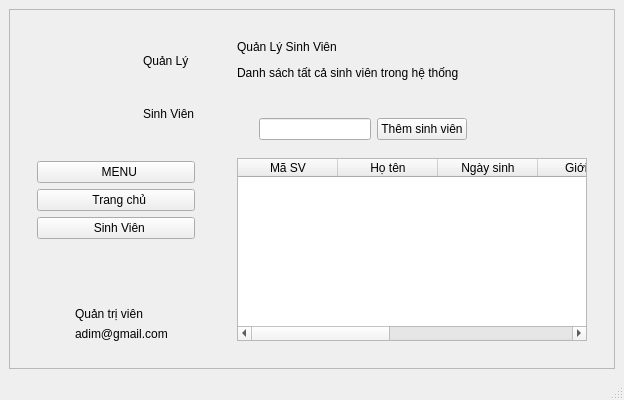
Above: Student_management.ui from akazajok/Quan-li-sinh-vien before the change. Below: the same form after it.
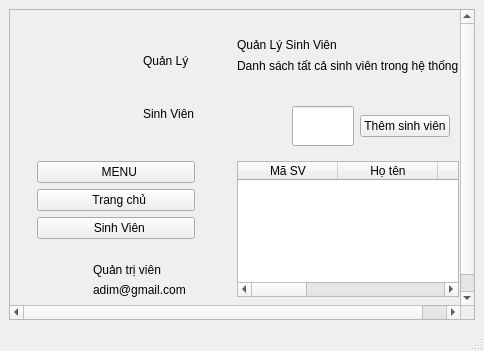
That is the form after the change. The open tabs and pages were chosen to show the change. Icons and pictures are not drawn.

Commit message: Chỉnh sửa icon

```diff
--- a/Student_management.ui
+++ b/Student_management.ui
@@ -6,8 +6,8 @@
    <rect>
     <x>0</x>
     <y>0</y>
-    <width>624</width>
-    <height>400</height>
+    <width>484</width>
+    <height>351</height>
    </rect>
   </property>
   <property name="windowTitle">
@@ -25,8 +25,8 @@
         <rect>
          <x>0</x>
          <y>0</y>
-         <width>604</width>
-         <height>359</height>
+         <width>494</width>
+         <height>376</height>
         </rect>
        </property>
        <layout class="QHBoxLayout" name="horizontalLayout_2" stretch="1,4">
@@ -154,10 +154,16 @@
              <layout class="QHBoxLayout" name="horizontalLayout_4">
               <item>
                <widget class="QLabel" name="profileAvatar">
+                <property name="minimumSize">
+                 <size>
+                  <width>24</width>
+                  <height>24</height>
+                 </size>
+                </property>
                 <property name="maximumSize">
                  <size>
-                  <width>32</width>
-                  <height>32</height>
+                  <width>50</width>
+                  <height>50</height>
                  </size>
                 </property>
                 <property name="text">
@@ -271,10 +277,16 @@
                  <layout class="QHBoxLayout" name="horizontalLayout_5">
                   <item>
                    <widget class="QLabel" name="Logo_Search">
+                    <property name="minimumSize">
+                     <size>
+                      <width>40</width>
+                      <height>40</height>
+                     </size>
+                    </property>
                     <property name="maximumSize">
                      <size>
-                      <width>24</width>
-                      <height>24</height>
+                      <width>40</width>
+                      <height>40</height>
                      </size>
                     </property>
                     <property name="text">
@@ -289,7 +301,14 @@
                    </widget>
                   </item>
                   <item>
-                   <widget class="QLineEdit" name="lineEdit_search_Input"/>
+                   <widget class="QLineEdit" name="lineEdit_search_Input">
+                    <property name="minimumSize">
+                     <size>
+                      <width>50</width>
+                      <height>40</height>
+                     </size>
+                    </property>
+                   </widget>
                   </item>
                   <item>
                    <widget class="QPushButton" name="btn_add_student">
@@ -300,6 +319,12 @@
                      <iconset resource="resources.qrc">
                       <normaloff>:/icons/icons/add-friend.png</normaloff>:/icons/icons/add-friend.png</iconset>
                     </property>
+                    <property name="iconSize">
+                     <size>
+                      <width>32</width>
+                      <height>32</height>
+                     </size>
+                    </property>
                    </widget>
                   </item>
                   <item>
```
Left out of the diff: 24 changed lines with no effect on the pictures. The commit also changes 3 other files.
